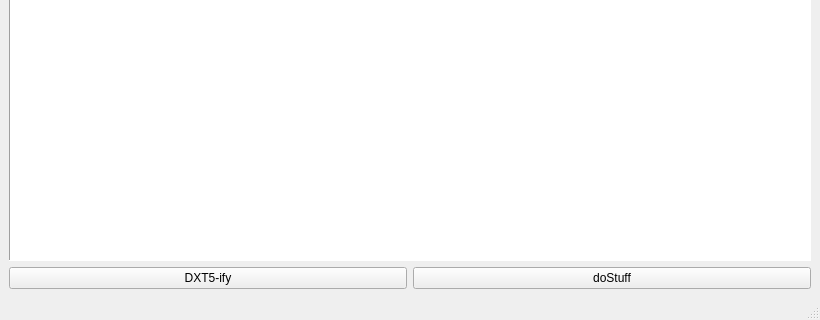
This is mainwindow.ui in Muha0644/kadaif as Qt 5 draws it before an edit; both pictures show x 0 to 820 and y 280 to 600 of the 820 by 600 pixel window. The edited form follows.
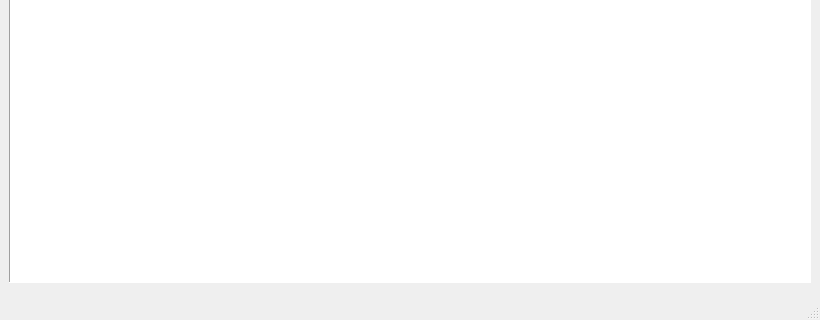
This is the edited form.

```diff
--- a/mainwindow.ui
+++ b/mainwindow.ui
@@ -105,20 +105,9 @@
          </widget>
         </item>
         <item>
-         <layout class="QGridLayout" name="gridLayout">
-          <item row="0" column="0">
-           <widget class="QPushButton" name="DXT5ifyButton">
-            <property name="text">
-             <string>DXT5-ify</string>
-            </property>
-           </widget>
-          </item>
-          <item row="0" column="1">
-           <widget class="QPushButton" name="pushButton_2">
-            <property name="text">
-             <string>doStuff</string>
-            </property>
-           </widget>
+         <layout class="QGridLayout" name="belowButtLayout">
+          <item row="0" column="0" alignment="Qt::AlignVCenter">
+           <widget class="QWidget" name="extraButt" native="true"/>
           </item>
          </layout>
         </item>
```
